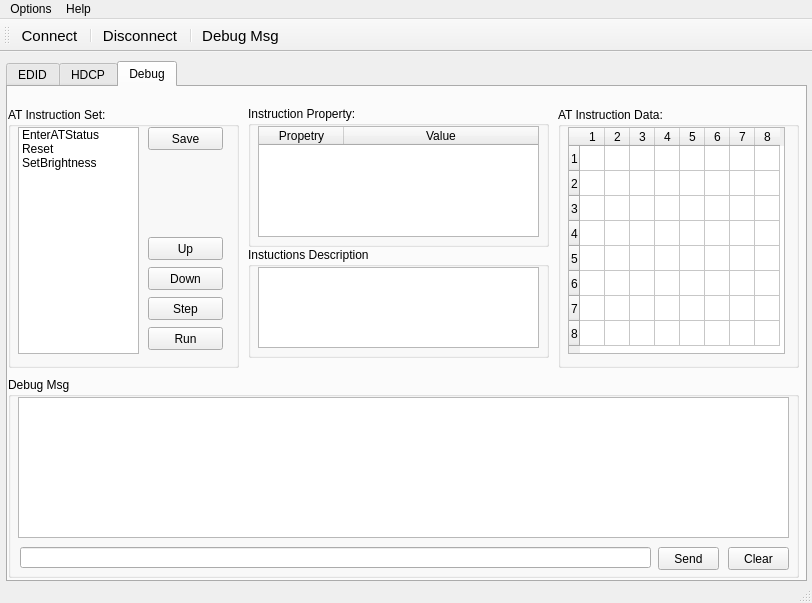
This is mainwindow.ui in HeartbreakSurvivor/DDCTool as Qt 5 draws it before an edit. The edited form follows.
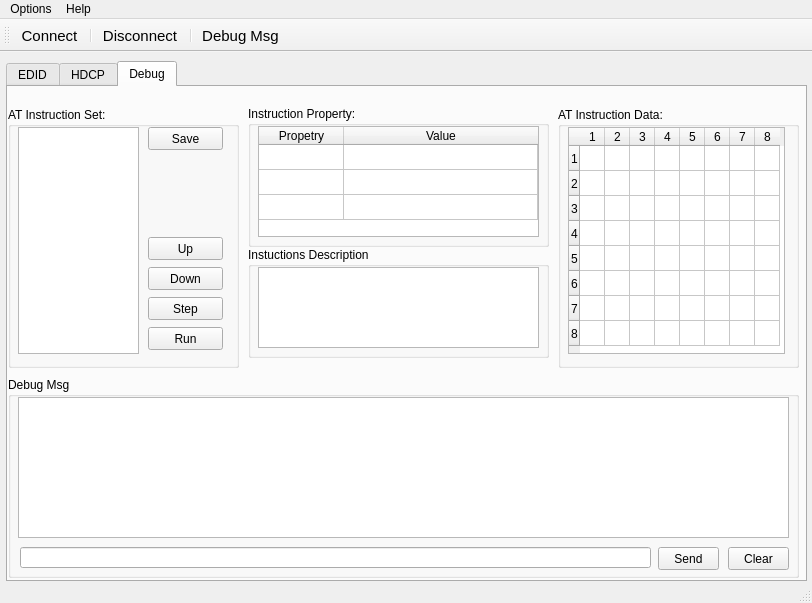
This is the edited form. Icons and pictures are not drawn.

Commit message: update the debug tab in mainwindow initialize function

```diff
--- a/mainwindow.ui
+++ b/mainwindow.ui
@@ -1393,7 +1393,7 @@
         <bool>true</bool>
        </property>
        <property name="rowCount">
-        <number>0</number>
+        <number>3</number>
        </property>
        <property name="columnCount">
         <number>2</number>
@@ -1410,6 +1410,9 @@
        <attribute name="horizontalHeaderStretchLastSection">
         <bool>true</bool>
        </attribute>
+       <attribute name="verticalHeaderVisible">
+        <bool>false</bool>
+       </attribute>
        <attribute name="verticalHeaderCascadingSectionResizes">
         <bool>false</bool>
        </attribute>
@@ -1425,6 +1428,9 @@
        <attribute name="verticalHeaderStretchLastSection">
         <bool>false</bool>
        </attribute>
+       <row/>
+       <row/>
+       <row/>
        <column>
         <property name="text">
          <string>Propetry</string>
@@ -1461,21 +1467,6 @@
          <height>227</height>
         </rect>
        </property>
-       <item>
-        <property name="text">
-         <string>EnterATStatus</string>
-        </property>
-       </item>
-       <item>
-        <property name="text">
-         <string>Reset</string>
-        </property>
-       </item>
-       <item>
-        <property name="text">
-         <string>SetBrightness</string>
-        </property>
-       </item>
       </widget>
       <widget class="QPushButton" name="pushButton_14">
        <property name="geometry">
```
Left out of the diff: 26 changed lines with no effect on the pictures. The commit also changes 4 other files.
